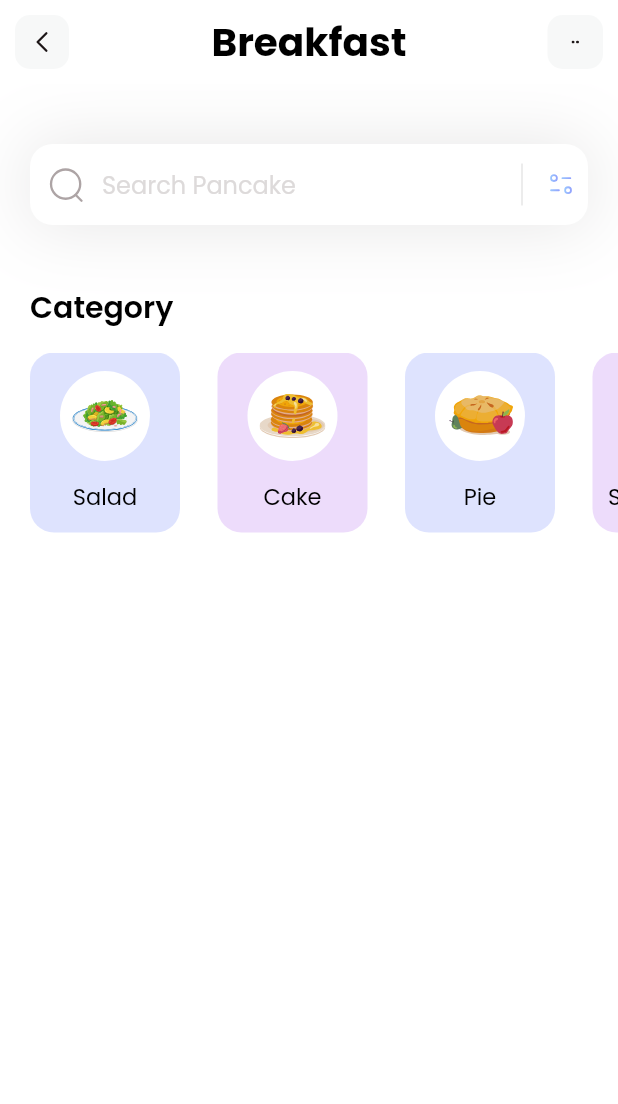
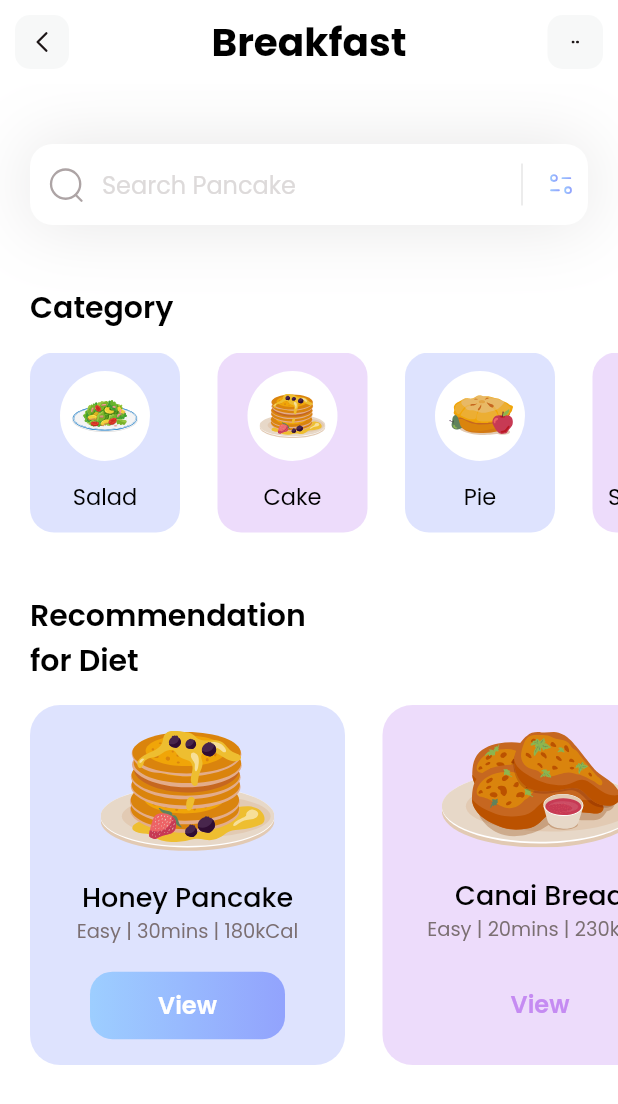
Before and after one commit to ShahriarHossainRifat/fitness_app, a Flutter app: the screen it shows after launch, on a phone screen of 412 x 824 dp. Shown: the top 1104 px of the screen. Run offline on Flutter 3.47's test engine with Material 2 defaults, Android fonts, the phone set to English and light mode, and no system bars; our stand-ins replace flutter_svg.

Commit message:
finished "Recommendation" section (UI)

```diff
--- /dev/null
+++ b/lib/models/diet_model.dart
@@ -0,0 +1,44 @@
+import 'dart:ui';
+
+class DietModel {
+  String name;
+  String iconPath;
+  Color boxColor;
+  String level;
+  String duration;
+  String calorie;
+  bool viewIsSelected;
+
+  DietModel(
+      {required this.name,
+      required this.iconPath,
+      required this.boxColor,
+      required this.level,
+      required this.duration,
+      required this.calorie,
+      required this.viewIsSelected});
+
+  static List<DietModel> getDiets() {
+    List<DietModel> diets = [];
+
+    diets.add(DietModel(
+        name: 'Honey Pancake',
+        iconPath: 'assets/icons/honey-pancakes.svg',
+        boxColor: Color(0xff92A3FD),
+        level: 'Easy',
+        duration: '30mins',
+        calorie: '180kCal',
+        viewIsSelected: true));
+
+    diets.add(DietModel(
+        name: 'Canai Bread',
+        iconPath: 'assets/icons/canai-bread.svg',
+        boxColor: Color(0xffC58BF2),
+        level: 'Easy',
+        duration: '20mins',
+        calorie: '230kCal',
+        viewIsSelected: false));
+
+    return diets;
+  }
+}
--- a/lib/pages/home.dart
+++ b/lib/pages/home.dart
@@ -1,6 +1,8 @@
 import 'package:fitness_app/models/category_model.dart';
 import 'package:flutter/material.dart';
 import 'package:flutter_svg/flutter_svg.dart';
+
+import '../models/diet_model.dart';
 
 class HomePage extends StatefulWidget {
   HomePage({super.key});
@@ -11,14 +13,16 @@ class HomePage extends StatefulWidget {
 
 class _HomePageState extends State<HomePage> {
   List<CategoryModel> categories = [];
+  List<DietModel> diets = [];
 
-  void getCategories() {
+  void getInitialInfo() {
     categories = CategoryModel.getCategories();
+    diets = DietModel.getDiets();
   }
 
   @override
   Widget build(BuildContext context) {
-    getCategories();
+    getInitialInfo();
     return Scaffold(
       appBar: appBar(),
       backgroundColor: Colors.white,
@@ -30,9 +34,108 @@ class _HomePageState extends State<HomePage> {
             height: 40,
           ),
           categoriesSection(),
+          SizedBox(
+            height: 40,
+          ),
+          dietSection(),
         ],
       ),
     );
+  }
+
+  Column dietSection() {
+    return Column(
+          crossAxisAlignment: CrossAxisAlignment.start,
+          children: [
+            Padding(
+              padding: const EdgeInsets.only(left: 20),
+              child: Text(
+                'Recommendation\nfor Diet',
+                style: TextStyle(
+                  color: Colors.black,
+                  fontSize: 20,
+                  fontWeight: FontWeight.w600,
+                ),
+              ),
+            ),
+            SizedBox(
+              height: 15,
+            ),
+            Container(
+              height: 240,
+              child: ListView.separated(
+                  itemBuilder: (context, index) {
+                    return Container(
+                      width: 210,
+                      decoration: BoxDecoration(
+                        color: diets[index].boxColor.withOpacity(0.3),
+                        borderRadius: BorderRadius.circular(20),
+                      ),
+                      child: Column(
+                        mainAxisAlignment: MainAxisAlignment.spaceEvenly,
+                        children: [
+                          SvgPicture.asset(diets[index].iconPath),
+                          Column(
+                            children: [
+                              Text(
+                                diets[index].name,
+                                style: TextStyle(
+                                  fontWeight: FontWeight.w500,
+                                  color: Colors.black,
+                                  fontSize: 18,
+                                ),
+                              ),
+                              Text(
+                                diets[index].level +
+                                    ' | ' +
+                                    diets[index].duration +
+                                    ' | ' +
+                                    diets[index].calorie,
+                                style: TextStyle(
+                                  color: Color(0xff7B6F72),
+                                  fontSize: 13,
+                                  fontWeight: FontWeight.w400,
+                                ),
+                              ),
+                            ],
+                          ),
+                          Container(
+                            height: 45,
+                            width: 130,
+                            child: Center(
+                              child: Text(
+                                'View',
+                                style: TextStyle(
+                                  color: diets[index].viewIsSelected ? Colors.white : Color(0xffC58BF2),
+                                  fontWeight: FontWeight.w600,
+                                  fontSize: 16,
+                                ),
+                              ),
+                            ),
+                            decoration: BoxDecoration(
+                              gradient: LinearGradient(colors: [
+                                diets[index].viewIsSelected ? Color(0xff9DCEFF) : Colors.transparent,
+                                diets[index].viewIsSelected ? Color(0xff92A3FD) : Colors.transparent,
+                              ]),
+                              borderRadius: BorderRadius.circular(15)
+                            ),
+                          ),
+                        ],
+                      ),
+                    );
+                  },
+                  separatorBuilder: (context, index) => SizedBox(
+                        width: 25,
+                      ),
+                  scrollDirection: Axis.horizontal,
+                  padding: EdgeInsets.only(
+                    left: 20,
+                    right: 20,
+                  ),
+                  itemCount: diets.length),
+            ),
+          ],
+        );
   }
 
   Column categoriesSection() {
```
Also changed, not shown: lib/models/category_model.dart (+16 -4 lines), lib/main.dart (line endings or trailing spaces).
